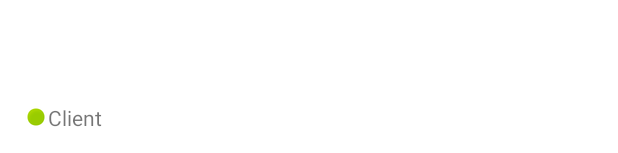
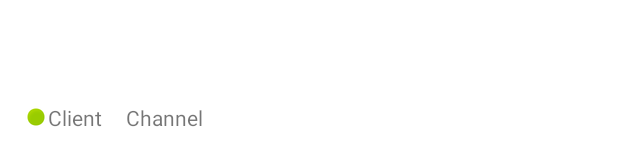
Before and after one commit to tobiasbriones/ep-file-system, an Android app: the layout fragment_client.xml on its own in the app's theme, with its tools: preview values and no code run, on a phone screen of 412 x 824 dp. Shown: the part 1080-1233 px from the top of the screen. Run offline under Robolectric (Android 15) with nearby library versions, the phone set to English and light mode, and no system bars; network calls fail.

Commit message:
Add text for client channel

```diff
--- a/client/app/src/main/java/engineer/mathsoftware/ep/tcpfs/ClientFragment.kt
+++ b/client/app/src/main/java/engineer/mathsoftware/ep/tcpfs/ClientFragment.kt
@@ -104,8 +104,8 @@ class ClientFragment : Fragment() {
     private fun readCID() {
         lifecycleScope.launch {
             val cid = client.readCID()
-            println(cid)
             binding.clientText.text = "Client #$cid"
+            binding.channelText.text = "Channel: ${client.channel}"
         }
     }
 
--- a/client/app/src/main/res/layout/fragment_client.xml
+++ b/client/app/src/main/res/layout/fragment_client.xml
@@ -15,11 +15,12 @@
 
     <LinearLayout
         android:id="@+id/upload_layout"
-        android:orientation="horizontal"
+        android:orientation="vertical"
         android:layout_width="match_parent"
         android:layout_height="wrap_content"
         android:layout_alignParentTop="true"
         >
+
         <Button
             android:id="@+id/button_upload"
             android:layout_width="match_parent"
@@ -36,18 +37,24 @@
         />
 
     <LinearLayout
-        android:orientation="vertical"
         android:layout_width="match_parent"
         android:layout_height="wrap_content"
+        android:orientation="horizontal"
         android:layout_alignParentBottom="true"
         >
-
         <TextView
             android:id="@+id/clientText"
             android:text="Client"
-            android:layout_width="match_parent"
+            android:layout_width="wrap_content"
             android:layout_height="wrap_content"
+            android:layout_marginEnd="16dp"
             app:drawableStartCompat="@android:drawable/presence_online"
+            />
+        <TextView
+            android:id="@+id/channelText"
+            android:text="Channel"
+            android:layout_width="wrap_content"
+            android:layout_height="wrap_content"
             />
     </LinearLayout>
 
```
